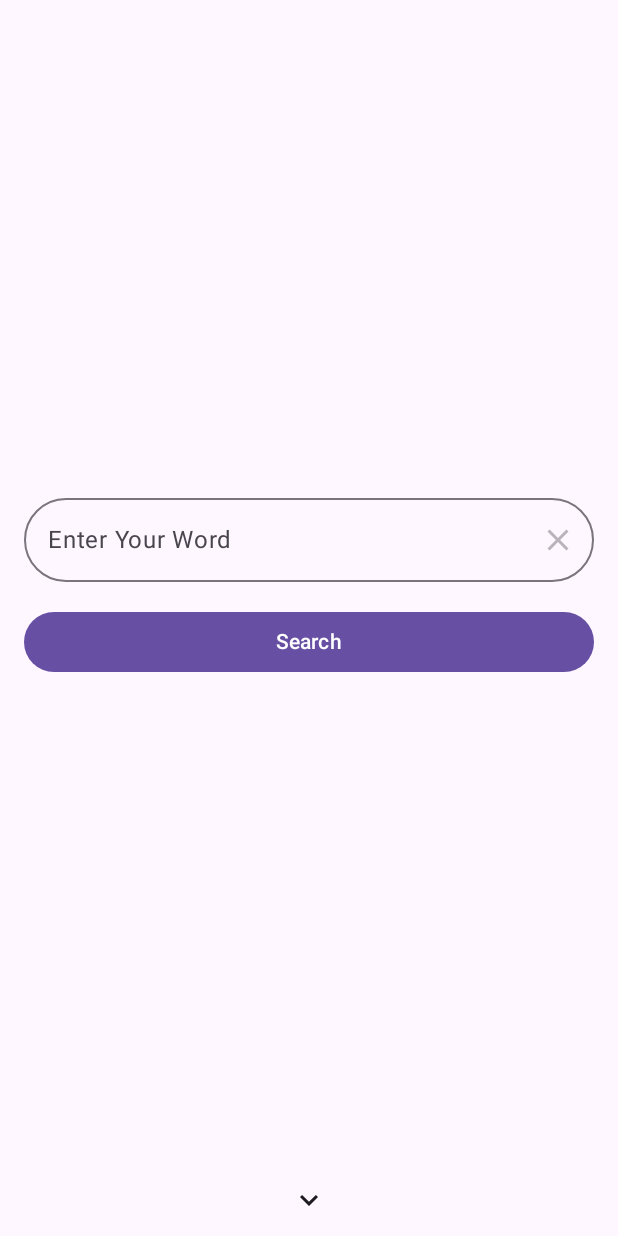
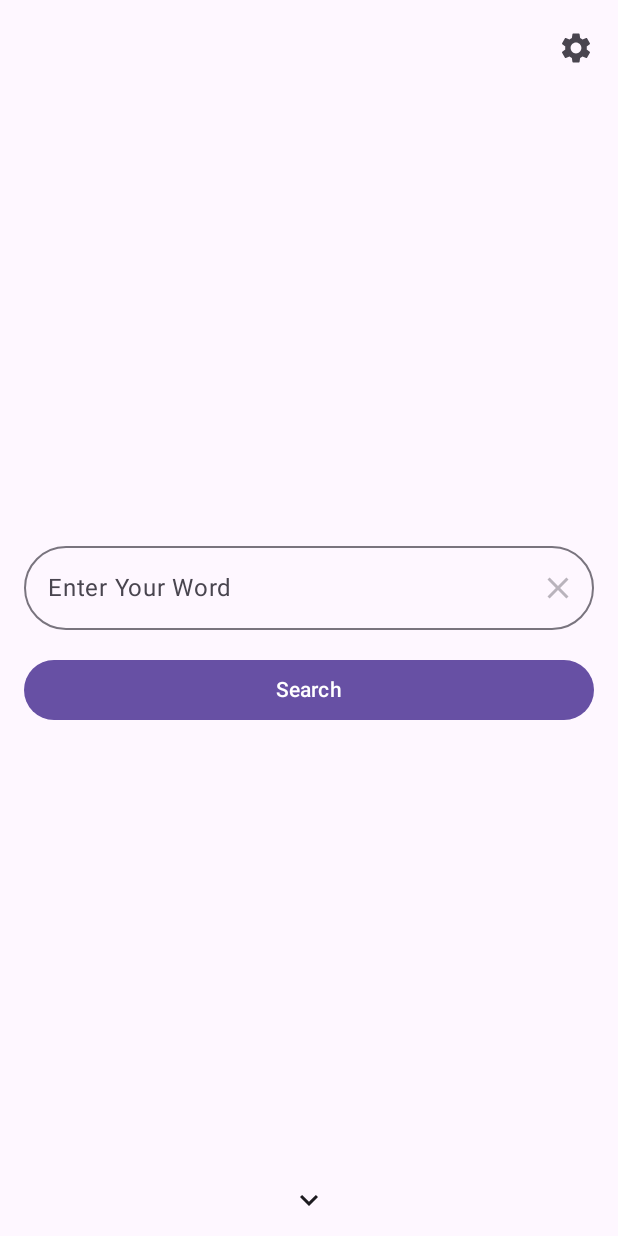
Before and after one commit to kzhangdz/ThaiToAnki, an Android app built with Jetpack Compose: the screen it shows after launch (MainActivity), on a phone screen of 412 x 824 dp. Run offline under Robolectric (Android 15) with nearby library versions, the phone set to English and light mode, and no system bars.

```diff
--- a/app/src/main/java/com/example/thaitoanki/MainActivity.kt
+++ b/app/src/main/java/com/example/thaitoanki/MainActivity.kt
@@ -1,9 +1,12 @@
 package com.example.thaitoanki
 
+import android.os.Build
 import android.os.Bundle
 import androidx.activity.ComponentActivity
+import androidx.activity.compose.rememberLauncherForActivityResult
 import androidx.activity.compose.setContent
 import androidx.activity.enableEdgeToEdge
+import androidx.activity.result.contract.ActivityResultContracts
 import androidx.compose.foundation.layout.fillMaxSize
 import androidx.compose.foundation.layout.padding
 import androidx.compose.material3.Scaffold
@@ -11,13 +14,22 @@ import androidx.compose.material3.Text
 import androidx.compose.runtime.Composable
 import androidx.compose.ui.Modifier
 import androidx.compose.ui.tooling.preview.Preview
+import com.example.thaitoanki.services.startFloatingService
 import com.example.thaitoanki.ui.ThaiToAnkiApp
 import com.example.thaitoanki.ui.theme.ThaiToAnkiTheme
+
+/*
+TODO: implement floating window
+https://medium.com/localazy/floating-windows-on-android-1-jetpack-compose-room-a4f377c86dd5
+ */
 
 class MainActivity : ComponentActivity() {
     override fun onCreate(savedInstanceState: Bundle?) {
         super.onCreate(savedInstanceState)
         enableEdgeToEdge()
+
+        startFloatingService()
+
         setContent {
             ThaiToAnkiTheme {
                 ThaiToAnkiApp()
--- /dev/null
+++ b/app/src/main/java/com/example/thaitoanki/services/Tools.kt
@@ -0,0 +1,29 @@
+package com.example.thaitoanki.services
+
+import android.Manifest
+import android.content.Context
+import android.content.Intent
+import android.os.Build
+import androidx.core.content.PermissionChecker
+
+fun Context.startFloatingService(command: String = "") {
+    // Android 33 and up requires the POST_NOTIFICATIONS permission to display the notification
+//    val notificationPermission =
+//        PermissionChecker.checkSelfPermission(this, Manifest.permission.POST_NOTIFICATIONS)
+//    if (notificationPermission != PermissionChecker.PERMISSION_GRANTED) {
+//        // Without permissions, the service cannot run in the foreground
+//        // Consider informing user or updating your app UI if visible.
+//        //stopSelf()
+//        //return
+//
+//        requestPermissionLauncher.launch(Manifest.permission.POST_NOTIFICATIONS);
+//    }
+
+    val intent = Intent(this, FloatingService::class.java)
+    if (command.isNotBlank()) intent.putExtra(INTENT_COMMAND, command)
+    if (Build.VERSION.SDK_INT >= Build.VERSION_CODES.O) {
+        this.startForegroundService(intent)
+    } else {
+        this.startService(intent)
+    }
+}
--- a/app/src/main/java/com/example/thaitoanki/ui/ThaiToAnkiScreen.kt
+++ b/app/src/main/java/com/example/thaitoanki/ui/ThaiToAnkiScreen.kt
@@ -2,18 +2,30 @@ package com.example.thaitoanki.ui
 
 import androidx.compose.animation.slideInVertically
 import androidx.compose.animation.slideOutVertically
+import androidx.compose.foundation.layout.RowScope
 import androidx.compose.foundation.layout.fillMaxSize
 import androidx.compose.foundation.layout.padding
+import androidx.compose.material.icons.Icons
+import androidx.compose.material.icons.filled.Settings
+import androidx.compose.material3.CenterAlignedTopAppBar
+import androidx.compose.material3.ExperimentalMaterial3Api
+import androidx.compose.material3.Icon
+import androidx.compose.material3.IconButton
 import androidx.compose.material3.Scaffold
+import androidx.compose.material3.Text
 import androidx.compose.runtime.Composable
 import androidx.compose.runtime.collectAsState
 import androidx.compose.runtime.getValue
+import androidx.compose.runtime.mutableStateOf
+import androidx.compose.runtime.saveable.rememberSaveable
+import androidx.compose.runtime.setValue
 import androidx.compose.ui.Modifier
 import androidx.compose.ui.res.dimensionResource
 import androidx.lifecycle.viewmodel.compose.viewModel
 import androidx.navigation.NavHostController
 import androidx.navigation.compose.NavHost
 import androidx.navigation.compose.composable
+import androidx.navigation.compose.currentBackStackEntryAsState
 import androidx.navigation.compose.rememberNavController
 import com.example.thaitoanki.R
 import com.example.thaitoanki.network.Definition
@@ -22,11 +34,48 @@ import com.example.thaitoanki.ui.screens.HistoryScreen
 import com.example.thaitoanki.ui.screens.SearchScreen
 import com.example.thaitoanki.ui.screens.ThaiViewModel
 
+import com.example.thaitoanki.ui.screens.SettingsScreen
+
 enum class ThaiToAnkiScreen(){
     Start,
     Flashcard,
     History,
-    Options
+    Settings
+}
+
+@OptIn(ExperimentalMaterial3Api::class)
+@Composable
+fun ThaiToAnkiAppBar(
+    currentScreen: ThaiToAnkiScreen,
+    canNavigateBack: Boolean,
+    navigateUp: () -> Unit,
+    actions: @Composable() (RowScope.() -> Unit),
+    modifier: Modifier = Modifier,
+    topBarState: Boolean
+) {
+    if(topBarState) {
+        CenterAlignedTopAppBar(
+            title = { Text("") }, //{Text(stringResource(R.string.app_name))},
+//        title = { Text(stringResource(currentScreen.title)) },
+//        colors = TopAppBarDefaults.mediumTopAppBarColors(
+//            containerColor = MaterialTheme.colorScheme.primary
+//        ),
+
+            scrollBehavior = null, // TODO: may implement hiding bar on scroll
+            actions = actions,
+            modifier = modifier,
+//        navigationIcon = {
+//            if (canNavigateBack) {
+//                IconButton(onClick = navigateUp) {
+//                    Icon(
+//                        imageVector = Icons.Filled.ArrowBack,
+//                        contentDescription = stringResource(R.string.back_button)
+//                    )
+//                }
+//            }
+//        }
+        )
+    }
 }
 
 @Composable
@@ -34,20 +83,78 @@ fun ThaiToAnkiApp(
     viewModel: ThaiViewModel = viewModel(factory = ThaiViewModel.Factory),
     navController: NavHostController = rememberNavController()
 ) {
+    // State of topBar, set state to false, if current page route is "settings"
+    var topBarState by rememberSaveable { (mutableStateOf(true)) }
+
+    // Subscribe to navBackStackEntry, required to get current route
+    val navBackStackEntry by navController.currentBackStackEntryAsState()
+
+    // Control TopBar and BottomBar
+    when (navBackStackEntry?.destination?.route) {
+        ThaiToAnkiScreen.Start.name -> {
+            // Show TopBar
+            topBarState = true
+        }
+        ThaiToAnkiScreen.Flashcard.name -> {
+            // Show TopBar
+            topBarState = true
+        }
+        ThaiToAnkiScreen.History.name -> {
+            // Show opBar
+            topBarState = true
+        }
+        ThaiToAnkiScreen.Settings.name -> {
+            // Hide TopBar
+            topBarState = false
+        }
+    }
+
     Scaffold(
         topBar = {
-            // TODO: settings option in top bar
-//            LunchTrayAppBar(
-//                currentScreen = currentScreen,
-//                canNavigateBack = navController.previousBackStackEntry != null,
-//                navigateUp = {
-//                    navController.navigateUp()
-//                }
-//            )
+            ThaiToAnkiAppBar(
+                currentScreen = ThaiToAnkiScreen.Start, //currentScreen,
+                canNavigateBack = navController.previousBackStackEntry != null,
+                navigateUp = {
+                    navController.navigateUp()
+                },
+                topBarState = topBarState,
+                actions = {
+                    IconButton(
+                        onClick = {
+                            navController.navigate(ThaiToAnkiScreen.Settings.name)
+                        }
+                    ) {
+                        Icon(
+                            imageVector = Icons.Default.Settings,
+                            contentDescription = "Settings"
+                        )
+                    }
+                }
+            )
         }
     ) { innerPadding ->
 
         val uiState by viewModel.uiState.collectAsState()
+
+        // Start the foreground service.
+//        val launcher = rememberLauncherForActivityResult(
+//            contract = ActivityResultContracts.RequestPermission(),
+//            onResult = { isGranted ->
+//                //startFloatingService()
+//            }
+//        )
+//        if (Build.VERSION.SDK_INT >= Build.VERSION_CODES.TIRAMISU) {
+//            launcher.launch(android.Manifest.permission.POST_NOTIFICATIONS)
+//        }
+
+//        val pushNotificationPermissionLauncher = registerForActivityResult(ActivityResultContracts.RequestPermission()) { granted ->
+//            viewModel.inputs.onTurnOnNotificationsClicked(granted)
+//        }
+//        if (Build.VERSION.SDK_INT >= Build.VERSION_CODES.TIRAMISU) {
+//            pushNotificationPermissionLauncher.launch(android.Manifest.permission.POST_NOTIFICATIONS)
+//        }
+
+
 
         NavHost(
             navController = navController,
@@ -139,6 +246,18 @@ fun ThaiToAnkiApp(
                         )
                 )
             }
+
+            composable(
+                route = ThaiToAnkiScreen.Settings.name
+            ) {
+                SettingsScreen(
+                    modifier = Modifier
+                        .fillMaxSize()
+                        .padding(
+                            horizontal = dimensionResource(R.dimen.padding_medium)
+                        )
+                )
+            }
         }
     }
 }
--- a/app/src/main/res/values/strings.xml
+++ b/app/src/main/res/values/strings.xml
@@ -9,4 +9,9 @@
     <string name="save_locally_button">Save for later</string>
     <string name="cancel">Cancel</string>
     <string name="clear">Clear</string>
+
+    <!-- Notification Service Options -->
+    <string name="notification_channel_general">QuickNote</string>
+    <string name="notification_text">Tap to add quick note.</string>
+    <string name="notification_exit">Exit</string>
 </resources>
```
Also changed, not shown: app/src/main/AndroidManifest.xml (+19 -0 lines), app/src/main/java/com/example/thaitoanki/services/FloatingService.kt (added, +155 -0 lines), app/src/main/java/com/example/thaitoanki/ui/screens/SettingsScreen.kt (added, +66 -0 lines).
